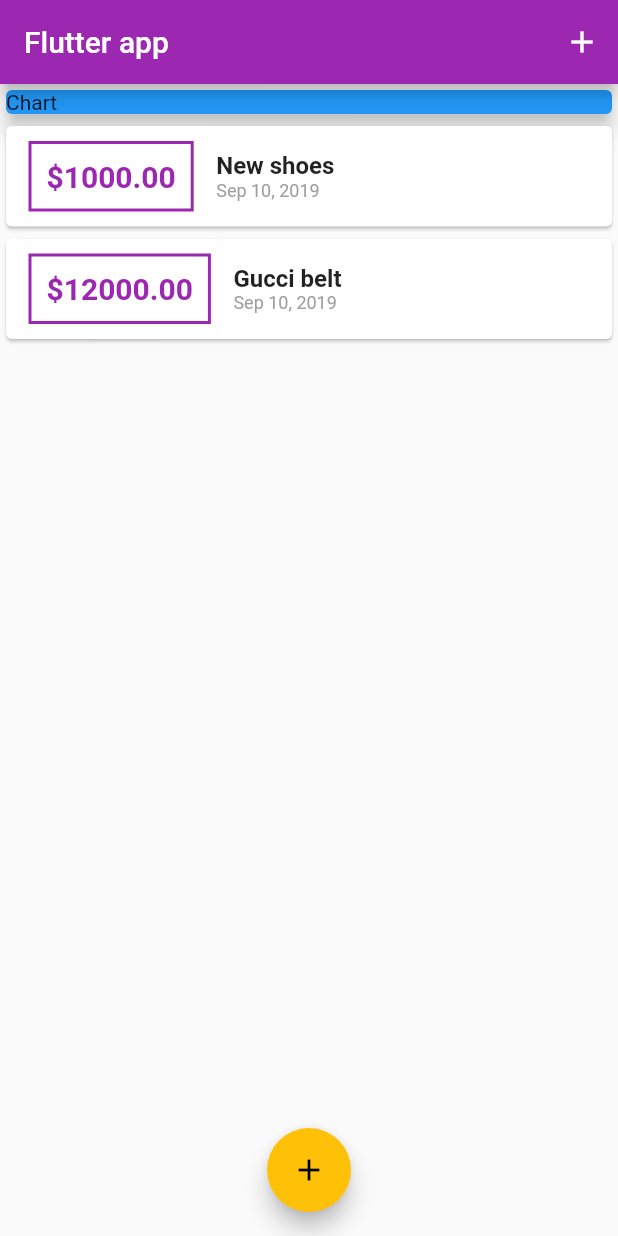
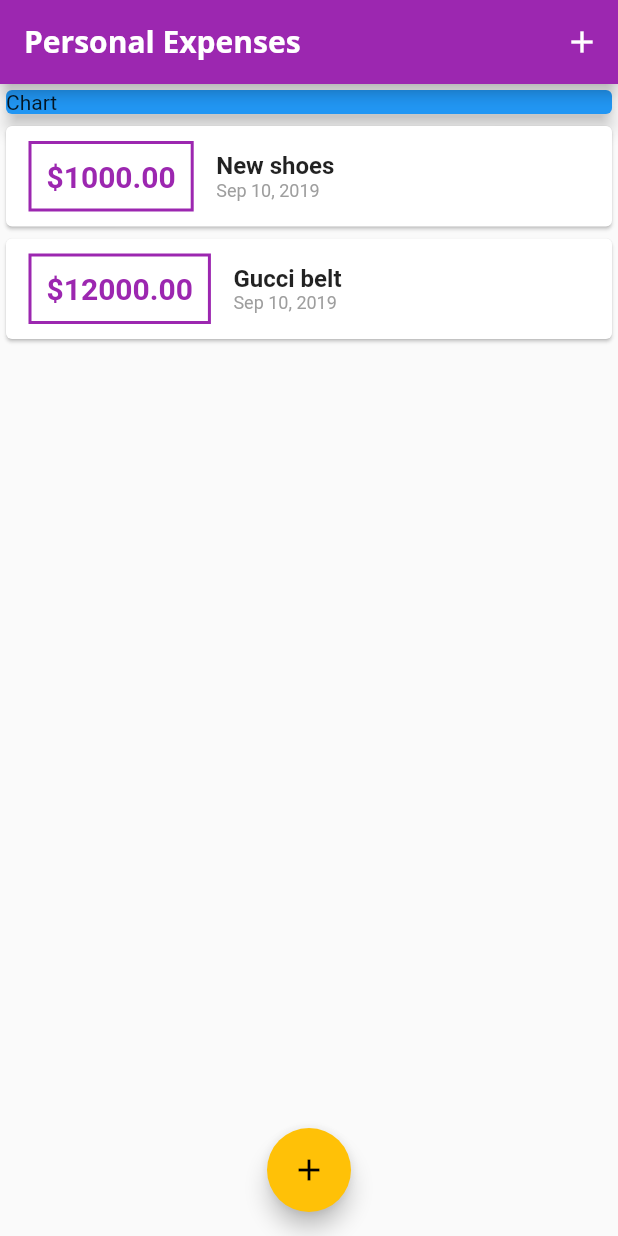
Before and after one commit to bytesbanana/personal_expenses_tracker, a Flutter app: the screen it shows after launch, on a phone screen of 412 x 824 dp. Run offline on Flutter 3.47's test engine with Material 2 defaults, Android fonts, the phone set to English and light mode, and no system bars.

Commit message:
[Lec 93]: Custom Fonts & Working with Text Themes

```diff
--- a/lib/main.dart
+++ b/lib/main.dart
@@ -14,7 +14,23 @@ class MyApp extends StatelessWidget {
       home: MyHomePage(),
       theme: ThemeData(
         primarySwatch: Colors.purple,
-        accentColor: Colors.amber
+        accentColor: Colors.amber,
+        fontFamily: 'Quicksand',
+        textTheme: ThemeData.light().textTheme.copyWith(
+              title: TextStyle(
+                fontFamily: 'OpenSans',
+                fontWeight: FontWeight.bold,
+                fontSize: 18,
+              ),
+            ),
+        appBarTheme: AppBarTheme(
+          textTheme: ThemeData.light().textTheme.copyWith(
+                title: TextStyle(
+                    fontFamily: 'OpenSans',
+                    fontSize: 20,
+                    fontWeight: FontWeight.bold),
+              ),
+        ),
       ),
     );
   }
@@ -73,8 +89,7 @@ class _MyHomePageState extends State<MyHomePage> {
   Widget build(BuildContext context) {
     return Scaffold(
       appBar: AppBar(
-
-        title: Text('Flutter app'),
+        title: Text('Personal Expenses'),
         actions: <Widget>[
           IconButton(
             icon: Icon(Icons.add),
```
Also changed, not shown: pubspec.yaml (+11 -11 lines), assets/fonts/OpenSans-Bold.ttf (added), assets/fonts/OpenSans-Regular.ttf (added), assets/fonts/Quicksand-Bold.ttf (added), assets/fonts/Quicksand-Light.ttf (added), assets/fonts/Quicksand-Medium.ttf (added), assets/fonts/Quicksand-Regular.ttf (added).
